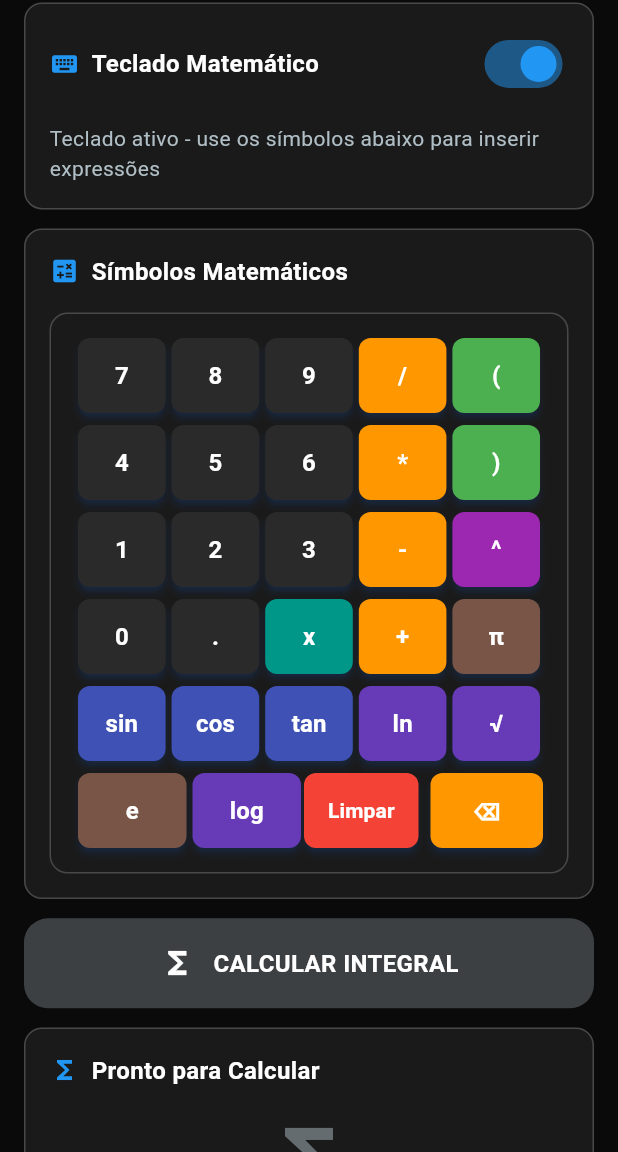
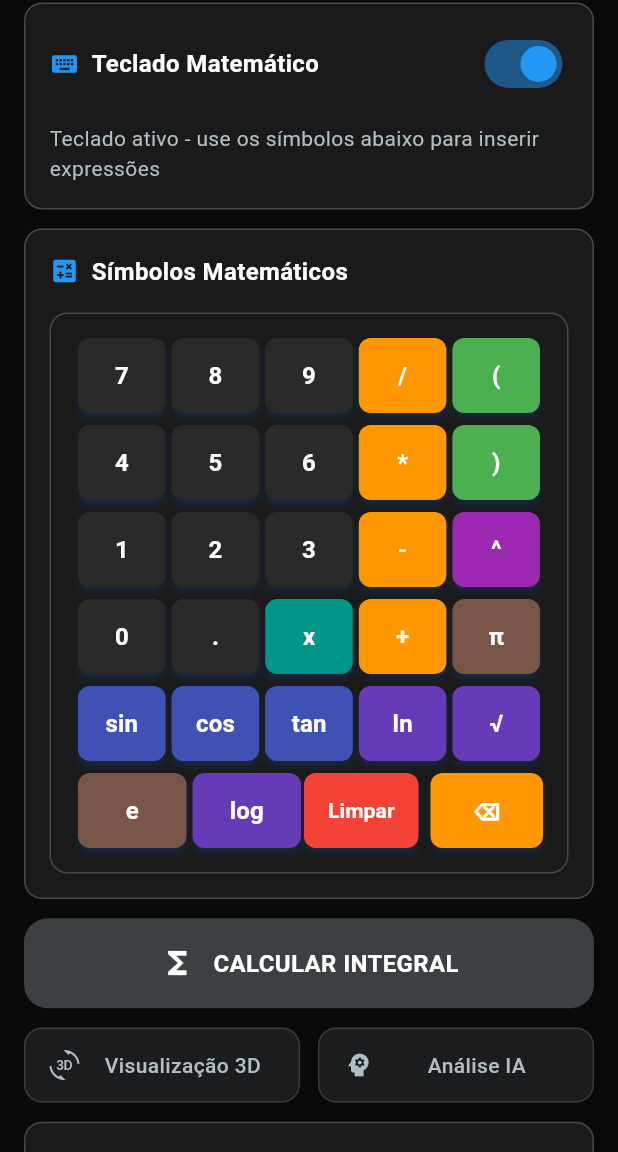
Before and after one commit to peSuperSam/integramente-front, a Flutter app: the CalculadoraScreen screen opened by its route, scrolled down 576 dp, on a phone screen of 412 x 824 dp, the part 84-1236 px from its top. Run offline on Flutter 3.47's test engine with Material 3 defaults, Android fonts, the phone set to English and light mode, and no system bars; our stand-ins replace equatable, fl_chart, get, go_router, shared_preferences; accounts and stored records are empty; network calls fail.

Commit message:
feat: Adiciona integração de visualização 3D na calculadora
- Botão de visualização 3D nos resultados da calculadora
- Botões de acesso rápido para Visualização 3D e Análise IA
- Navegação automática para funcionalidades avançadas com contexto
- Pré-preenchimento da função na tela de visualização 3D
- Interface mais intuitiva para acessar recursos avançados

```diff
--- a/lib/presentation/screens/calculadora_screen.dart
+++ b/lib/presentation/screens/calculadora_screen.dart
@@ -114,6 +114,8 @@ class _CalculadoraScreenState extends State<CalculadoraScreen> {
                 ],
                 _buildSpacing(),
                 _buildBotaoCalcular(controller),
+                _buildSpacing(),
+                _buildBotoesVisualizacao(),
                 _buildSpacing(),
                 _buildAreaResultado(controller),
                 _buildSpacing(large: true),
@@ -605,6 +607,119 @@ class _CalculadoraScreenState extends State<CalculadoraScreen> {
     });
   }
 
+  // Botões de visualização e funcionalidades avançadas
+  Widget _buildBotoesVisualizacao() {
+    final hasFunction = _expressaoController.text.trim().isNotEmpty;
+
+    return Row(
+      children: [
+        Expanded(
+          child: _buildBotaoSecundario(
+            icon: Icons.threed_rotation,
+            label: 'Visualização 3D',
+            color: const Color(0xFF4FC3F7),
+            onPressed: hasFunction ? _mostrarVisualizacao3D : null,
+            tooltip:
+                hasFunction
+                    ? 'Ver função em 3D'
+                    : 'Digite uma função para visualizar',
+          ),
+        ),
+        const SizedBox(width: 12),
+        Expanded(
+          child: _buildBotaoSecundario(
+            icon: Icons.psychology,
+            label: 'Análise IA',
+            color: const Color(0xFF66BB6A),
+            onPressed: hasFunction ? _mostrarAnaliseIA : null,
+            tooltip:
+                hasFunction
+                    ? 'Análise com Machine Learning'
+                    : 'Digite uma função para analisar',
+          ),
+        ),
+      ],
+    );
+  }
+
+  Widget _buildBotaoSecundario({
+    required IconData icon,
+    required String label,
+    required Color color,
+    required VoidCallback? onPressed,
+    required String tooltip,
+  }) {
+    final isEnabled = onPressed != null;
+
+    return AnimatedContainer(
+      duration: const Duration(milliseconds: 200),
+      height: 50,
+      decoration: BoxDecoration(
+        color:
+            isEnabled
+                ? color.withValues(alpha: 0.1)
+                : AppColors.textSecondary.withValues(alpha: 0.1),
+        borderRadius: BorderRadius.circular(12),
+        border: Border.all(
+          color:
+              isEnabled
+                  ? color.withValues(alpha: 0.3)
+                  : AppColors.textSecondary.withValues(alpha: 0.2),
+          width: 1,
+        ),
+      ),
+      child: Material(
+        color: Colors.transparent,
+        child: InkWell(
+          onTap: onPressed,
+          borderRadius: BorderRadius.circular(12),
+          child: Container(
+            padding: const EdgeInsets.symmetric(horizontal: 16),
+            child: Row(
+              mainAxisAlignment: MainAxisAlignment.center,
+              children: [
+                Icon(
+                  icon,
+                  color: isEnabled ? color : AppColors.textSecondary,
+                  size: 20,
+                ),
+                const SizedBox(width: 8),
+                Expanded(
+                  child: Text(
+                    label,
+                    style: TextStyle(
+                      color: isEnabled ? color : AppColors.textSecondary,
+                      fontSize: 14,
+                      fontWeight: FontWeight.w500,
+                    ),
+                    textAlign: TextAlign.center,
+                    overflow: TextOverflow.ellipsis,
+                  ),
+                ),
+              ],
+            ),
+          ),
+        ),
+      ),
+    );
+  }
+
+  void _mostrarAnaliseIA() {
+    if (_expressaoController.text.trim().isEmpty) {
+      SnackBarUtils.showError(context, 'Digite uma função para analisar');
+      return;
+    }
+
+    // Navega para a tela de funcionalidades avançadas com foco na análise IA
+    Get.toNamed(
+      '/advanced-features',
+      arguments: {
+        'funcao': _expressaoController.text.trim(),
+        'focusTab': 1, // Tab de análise IA
+      },
+    );
+  }
+
   // Área de resultado
   Widget _buildAreaResultado(AppController controller) {
     return Obx(() {
@@ -661,6 +776,11 @@ class _CalculadoraScreenState extends State<CalculadoraScreen> {
       trailing: Row(
         mainAxisSize: MainAxisSize.min,
         children: [
+          IconButton(
+            icon: const Icon(Icons.threed_rotation, color: AppColors.primary),
+            onPressed: () => _mostrarVisualizacao3D(),
+            tooltip: 'Visualização 3D',
+          ),
           IconButton(
             icon: const Icon(Icons.share, color: AppColors.primary),
             onPressed: () => _compartilharResultado(ultimoItem),
@@ -1102,6 +1222,22 @@ class _CalculadoraScreenState extends State<CalculadoraScreen> {
     );
   }
 
+  void _mostrarVisualizacao3D() {
+    if (_expressaoController.text.trim().isEmpty) {
+      SnackBarUtils.showError(context, 'Digite uma função para visualizar');
+      return;
+    }
+
+    // Navega para a tela de funcionalidades avançadas com foco na visualização 3D
+    Get.toNamed(
+      '/advanced-features',
+      arguments: {
+        'funcao': _expressaoController.text.trim(),
+        'focusTab': 0, // Tab de visualização 3D
+      },
+    );
+  }
+
   void _mostrarAjuda() {
     showDialog(
       context: context,
```
Also changed, not shown: lib/presentation/screens/advanced_features_screen.dart (+24 -2 lines), 1 other file.
